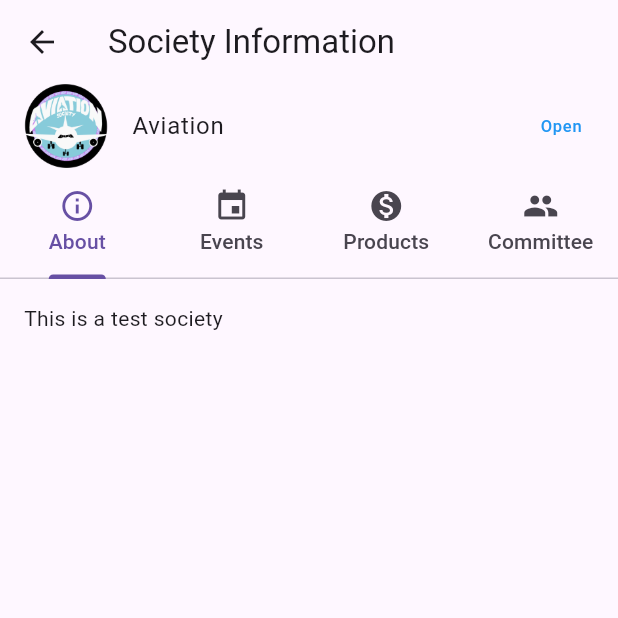
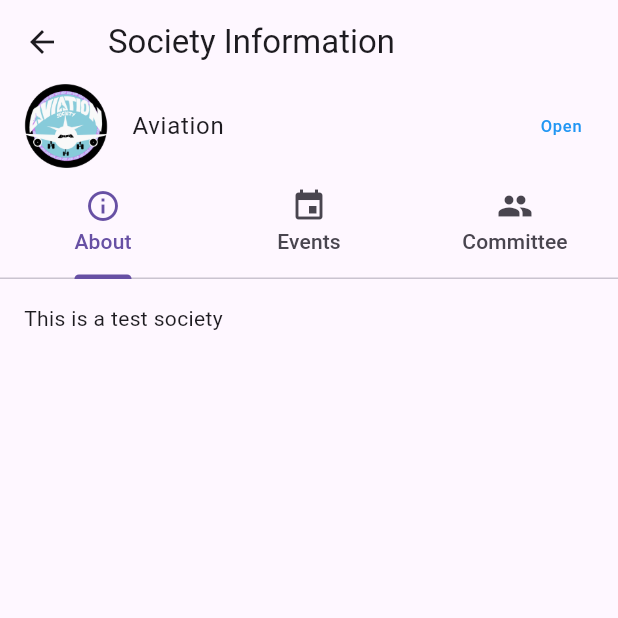
Before and after one commit to 5C-UoP/soc-drawer, a Flutter app: the screen it shows after launch, after a tap on "Aviation", on a phone screen of 412 x 824 dp, the top half of it. Run offline on Flutter 3.47's test engine with Material 3 defaults, Android fonts, the light colour scheme and no system bars; our stand-ins replace table_calendar; generated files the repository leaves out were written again.

Commit message:
remove products, add description for soc + abstraction

```diff
--- a/lib/src/socieites/socieity_details_view.dart
+++ b/lib/src/socieites/socieity_details_view.dart
@@ -5,7 +5,7 @@ import 'package:url_launcher/url_launcher.dart';
 class SocietyItemDetailsView extends StatelessWidget {
   const SocietyItemDetailsView({super.key, required this.args});
 
-  static const routeName = '/sample_item';
+  static const routeName = '/society_view';
   final Map<String, dynamic>? args;
 
   @override
@@ -28,7 +28,7 @@ class SocietyItemDetailsView extends StatelessWidget {
         title: const Text("Society Information"),
       ),
       body: DefaultTabController(
-        length: 4,
+        length: 3,
         initialIndex: 0,
         child: Column(
           children: [
@@ -58,21 +58,26 @@ class SocietyItemDetailsView extends StatelessWidget {
                   icon: Icon(Icons.info_outline),
                 ),
                 Tab(text: "Events", icon: Icon(Icons.event)),
-                Tab(text: "Products", icon: Icon(Icons.monetization_on)),
                 Tab(text: "Committee", icon: Icon(Icons.people)),
               ],
             ),
             Expanded(
               child: Padding(
                 padding: const EdgeInsets.all(16.0),
-                child: TabBarView(
-                  children: [
-                    Text(soc.description),
-                    const Center(child: Text("Events")),
-                    const Center(
-                        child: Text(
-                            "No products on Sale")), // FIXME - Remove tab if no products?
-                    ListView.builder(
+                child: TabBarView(children: [
+                  // We can't have SingleChildScrollView otherwise the tabs would scroll too
+                  SingleChildScrollView(
+                    child: Text(soc.description),
+                  ),
+                  const SingleChildScrollView(
+                    child: Center(
+                      child: Text("This society has no events yet :("),
+                    ),
+                  ),
+                  SingleChildScrollView(
+                    child: ListView.builder(
+                      shrinkWrap: true,
+                      physics: const NeverScrollableScrollPhysics(),
                       itemCount: soc.committee.length,
                       itemBuilder: (context, index) {
                         final memberKey = soc.committee.keys.elementAt(index);
@@ -84,8 +89,8 @@ class SocietyItemDetailsView extends StatelessWidget {
                         );
                       },
                     ),
-                  ],
-                ),
+                  ),
+                ]),
               ),
             ),
           ],
```
Also changed, not shown: lib/src/socieites/example_socs.dart (added, +91 -0 lines), lib/src/socieites/socieity_list_view.dart (+3 -60 lines).
